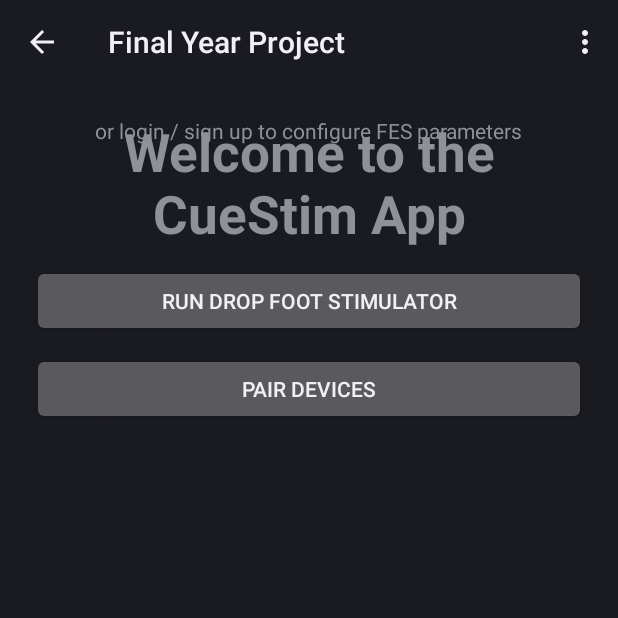
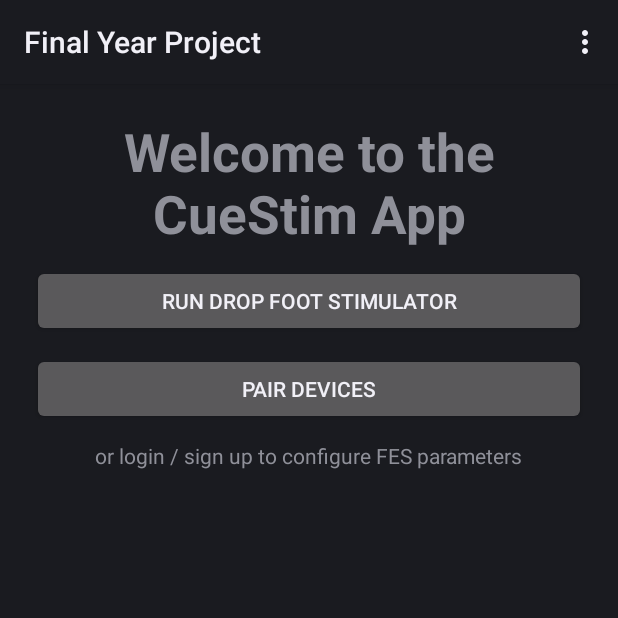
Before and after one commit to RonanMichaelFahy/Final_Year_Project, an Android app: the screen it shows after launch (MainActivity), on a phone screen of 412 x 824 dp, the top half of it. Run offline under Robolectric (Android 15) with nearby library versions, the phone set to English and light mode, and no system bars; libraries missing offline, so code that uses them is left out: com.parse; 2 statements that could not run were skipped.

Commit message:
made back buttons work

```diff
--- a/app/src/main/java/com/example/ronan/final_year_project/IntensitySetupActivity.java
+++ b/app/src/main/java/com/example/ronan/final_year_project/IntensitySetupActivity.java
@@ -153,6 +153,9 @@ public class IntensitySetupActivity extends Activity {
         //noinspection SimplifiableIfStatement
         if (id == R.id.action_settings) {
             return true;
+        } else if (id == android.R.id.home){
+            Intent intent = new Intent(this, PrescriptionSetupActivity.class);
+            startActivity(intent);
         }
 
         return super.onOptionsItemSelected(item);
--- a/app/src/main/java/com/example/ronan/final_year_project/MainActivity.java
+++ b/app/src/main/java/com/example/ronan/final_year_project/MainActivity.java
@@ -1,14 +1,10 @@
 package com.example.ronan.final_year_project;
 
-import android.app.ActionBar;
 import android.app.Activity;
-import android.bluetooth.BluetoothDevice;
-import android.bluetooth.BluetoothGatt;
 import android.content.ComponentName;
 import android.content.Context;
 import android.content.Intent;
 import android.content.ServiceConnection;
-import android.content.SharedPreferences;
 import android.os.Bundle;
 import android.os.IBinder;
 import android.util.Log;
@@ -23,11 +19,8 @@ import com.parse.ParseUser;
 public class MainActivity extends Activity {
 
     private static final String TAG = MainActivity.class.getSimpleName();
-    private SharedPreferences mSharedPreferences;
     private BluetoothLeService mBluetoothLeService;
     private boolean mBound;
-    private BluetoothGatt mBluetoothGatt;
-    private BluetoothDevice mBluetoothDevice;
     private ServiceConnection mServiceConnection = new ServiceConnection() {
         @Override
         public void onServiceConnected(ComponentName name, IBinder service) {
@@ -36,9 +29,6 @@ public class MainActivity extends Activity {
             mBluetoothLeService = localBinder.getService();
             Log.i(TAG, "mBluetoothLeService: "+mBluetoothLeService.toString());
             mBound = true;
-
-            /*if (mBluetoothDevice!=null)
-                mBluetoothGatt = mBluetoothDevice.connectGatt(MainActivity.this, false, mBluetoothLeService.mGattCallback);*/
         }
 
         @Override
@@ -52,8 +42,6 @@ public class MainActivity extends Activity {
         super.onCreate(savedInstanceState);
         setContentView(R.layout.activity_main);
 
-        final ActionBar actionBar = getActionBar();
-        actionBar.setDisplayHomeAsUpEnabled(true);
 
         final Button run_button = (Button) findViewById(R.id.run_button);
         run_button.setOnClickListener(new View.OnClickListener() {
@@ -98,15 +86,15 @@ public class MainActivity extends Activity {
         // as you specify a parent activity in AndroidManifest.xml.
         int id = item.getItemId();
 
-        if (id == R.id.action_login) {
+        if (id == R.id.action_login){
             Intent intent = new Intent(this, LoginActivity.class);
             startActivity(intent);
-        } else if (id == R.id.action_sign_up) {
+        } else if (id == R.id.action_sign_up){
             Intent intent = new Intent(this, SignUpActivity.class);
             startActivity(intent);
-        } else if (id == R.id.action_logout) {
+        } else if (id == R.id.action_logout){
             ParseUser.getCurrentUser().logOut();
-        } else if (id == R.id.action_settings) {
+        } else if (id == R.id.action_settings){
             return true;
         }
 
@@ -116,12 +104,6 @@ public class MainActivity extends Activity {
     @Override
     protected void onResume() {
         Log.i("MainActivity", "Resumed");
-        //Get BluetoothDevice object
-        /*SharedPreferences sharedPreferences = getPreferences(MODE_PRIVATE);
-        Gson gson = new Gson();
-        String json = sharedPreferences.getString("device", "");
-        Log.i("MainActivity", "json: "+json);
-        mBluetoothDevice = gson.fromJson(json, BluetoothDevice.class);*/
 
         if (BluetoothLeService.running) {
             Log.i(TAG, "Attempting to bind to service");
--- a/app/src/main/java/com/example/ronan/final_year_project/TestRunActivity.java
+++ b/app/src/main/java/com/example/ronan/final_year_project/TestRunActivity.java
@@ -125,6 +125,9 @@ public class TestRunActivity extends FragmentActivity {
         //noinspection SimplifiableIfStatement
         if (id == R.id.action_settings) {
             return true;
+        } else if (id == android.R.id.home){
+            Intent intent = new Intent(this, PrescriptionSetupActivity.class);
+            startActivity(intent);
         }
 
         return super.onOptionsItemSelected(item);
--- a/app/src/main/res/layout/activity_main.xml
+++ b/app/src/main/res/layout/activity_main.xml
@@ -36,7 +36,7 @@
         android:layout_width="wrap_content"
         android:layout_height="wrap_content"
         android:text="or login / sign up to configure FES parameters"
-        android:layout_below="@+id/upload_usage_data_button"
+        android:layout_below="@+id/pair_devices_button_main"
         android:layout_centerHorizontal="true"
         android:layout_margin="5sp"/>
 
```
Also changed, not shown: app/src/main/AndroidManifest.xml (+13 -7 lines), app/src/main/java/com/example/ronan/final_year_project/CyclicModeActivity.java (+6 -2 lines), app/src/main/java/com/example/ronan/final_year_project/DeviceScanActivity.java (+6 -1 lines).
